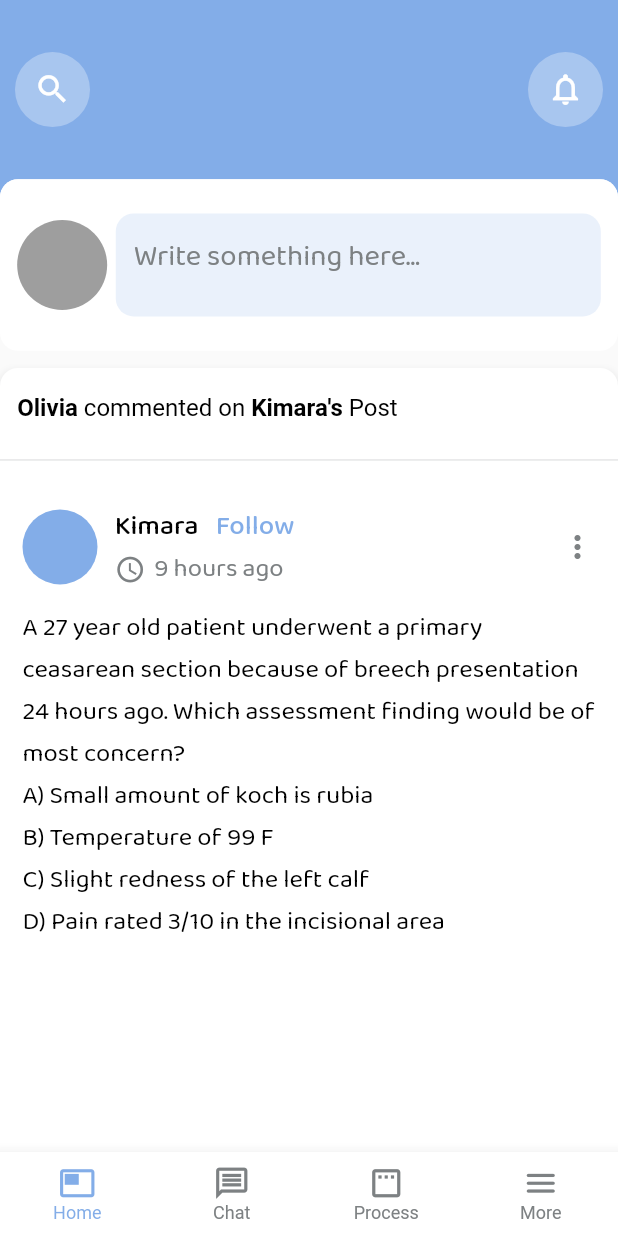
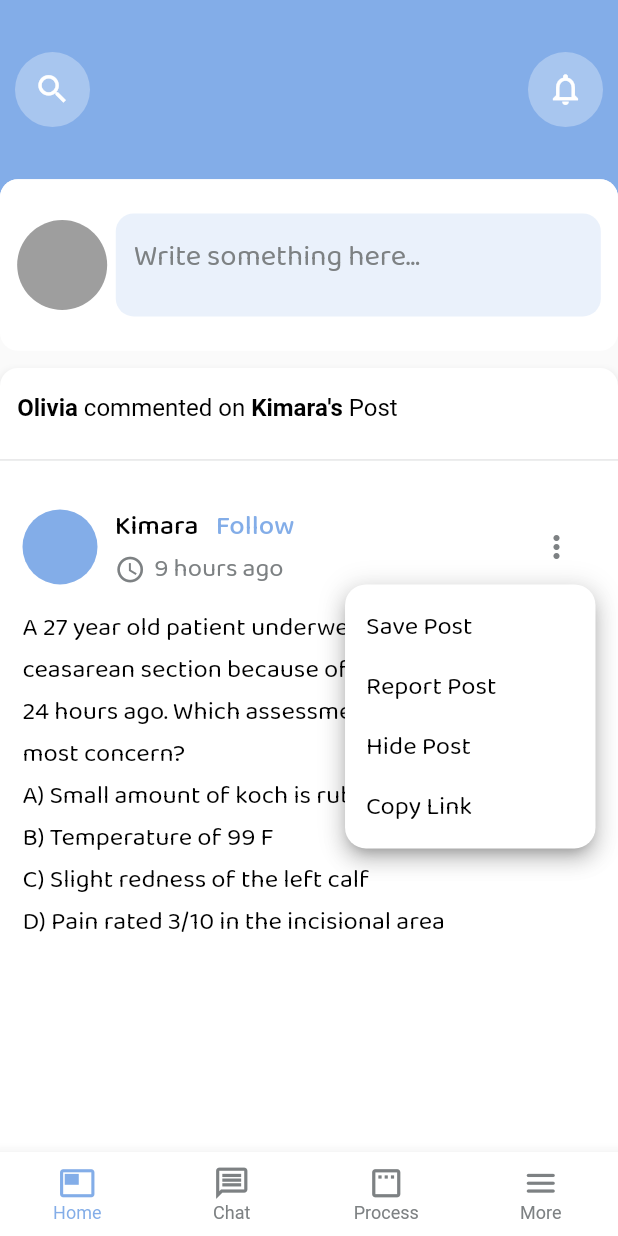
Before and after one commit to ampsarfraz/caregigsworkabroad, a Flutter app: the screen it shows after launch, after a tap on the "more vert" icon, on a phone screen of 412 x 824 dp. Run offline on Flutter 3.47's test engine with Material 2 defaults, Android fonts, the phone set to English and light mode, and no system bars; drawn by our look-alikes of dropdown_button2; our stand-ins replace dio, flutter_screenutil, flutter_secure_storage, get, google_fonts, otp_text_field.

Commit message:
dropdown button reuable widget added

```diff
--- a/lib/screens/HomePage/HomeView/HomeWidgets/FeedView/FeedWidgets/feed_profile_card.dart
+++ b/lib/screens/HomePage/HomeView/HomeWidgets/FeedView/FeedWidgets/feed_profile_card.dart
@@ -1,3 +1,5 @@
+import 'package:caregigsworkabroad/screens/HomePage/HomeView/dropdown_widget.dart';
+
 import '../../../../../../utils/common_imports.dart';
 import 'common_reusable_widget.dart';
 
@@ -43,17 +45,18 @@ Row feedProfileCard() {
           ),
         ),
       ),
-      Flexible(
-        fit: FlexFit.tight,
-        flex: 1,
-        child: IconButton(
-          onPressed: () {},
-          icon: Icon(
-            Icons.more_vert,
-            color: AppTheme.commonTextColor,
-          ),
-        ),
-      ),
+      // Flexible(
+      //   fit: FlexFit.tight,
+      //   flex: 1,
+      //   child: IconButton(
+      //     onPressed: () {},
+      //     icon: Icon(
+      //       Icons.more_vert,
+      //       color: AppTheme.commonTextColor,
+      //     ),
+      //   ),
+      // ),
+      const DropdownButtonWidget()
     ],
   );
 }
--- /dev/null
+++ b/lib/screens/HomePage/HomeView/dropdown_widget.dart
@@ -0,0 +1,77 @@
+import '../../../utils/common_imports.dart';
+import 'package:dropdown_button2/dropdown_button2.dart';
+
+class DropdownButtonWidget extends StatefulWidget {
+  const DropdownButtonWidget({
+    Key? key,
+    // required this.text,
+    // required this.index,
+  }) : super(key: key);
+  // final String text;
+  // final int index;
+  // final List<String> items;
+
+  @override
+  State<DropdownButtonWidget> createState() => _DropdownButtonWidgetState();
+}
+
+class _DropdownButtonWidgetState extends State<DropdownButtonWidget> {
+  String? selectedValue;
+
+  @override
+  Widget build(BuildContext context) {
+    final List<String> items = [
+      'Save Post',
+      'Report Post',
+      'Hide Post',
+      'Copy Link'
+    ];
+
+    return DropdownButtonHideUnderline(
+      child: DropdownButton2(
+        alignment: AlignmentDirectional.centerEnd,
+
+        items: items
+            .map(
+              (item) => DropdownMenuItem<String>(
+                value: item,
+                child: text(giveText: item),
+              ),
+            )
+            .toList(),
+        //  value: selectedValue,
+        onChanged: (value) {
+          setState(() {
+            selectedValue = value as String;
+          });
+        },
+        icon: Icon(
+          Icons.more_vert,
+          color: AppTheme.commonTextColor,
+        ),
+        iconOnClick: Icon(
+          Icons.more_vert,
+          color: AppTheme.commonTextColor,
+        ),
+        buttonHeight: 50,
+        //buttonWidth: 115,
+        buttonPadding: const EdgeInsets.only(left: 14, right: 14),
+        buttonElevation: 0,
+        itemHeight: 40,
+        itemPadding: const EdgeInsets.only(left: 14, right: 14),
+        dropdownMaxHeight: 200,
+        // dropdownWidth: 200,
+        dropdownPadding: null,
+        dropdownDecoration: BoxDecoration(
+          borderRadius: BorderRadius.circular(14),
+          color: Colors.white,
+        ),
+        dropdownElevation: 8,
+        scrollbarRadius: const Radius.circular(40),
+        scrollbarThickness: 6,
+        scrollbarAlwaysShow: true,
+        offset: const Offset(0, 0),
+      ),
+    );
+  }
+}
```
